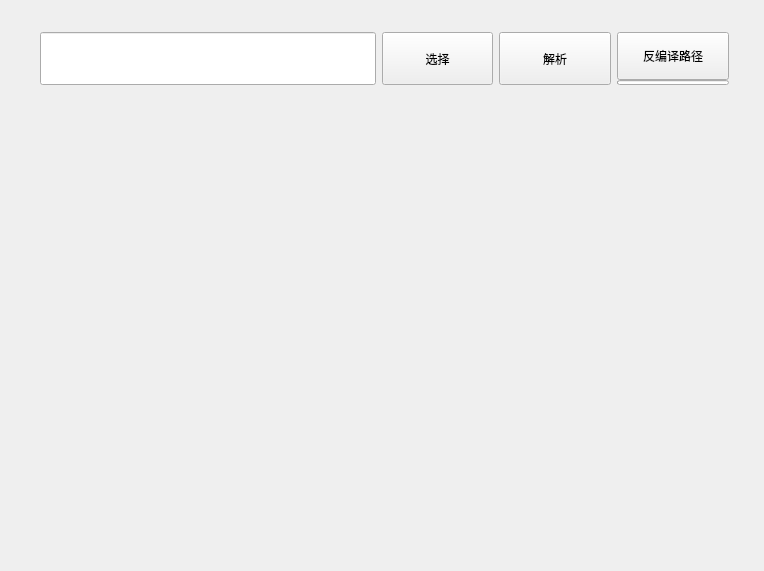
Qt form res/ui/widget_parse_apk.ui (purejiang/BlankTool) before a commit.
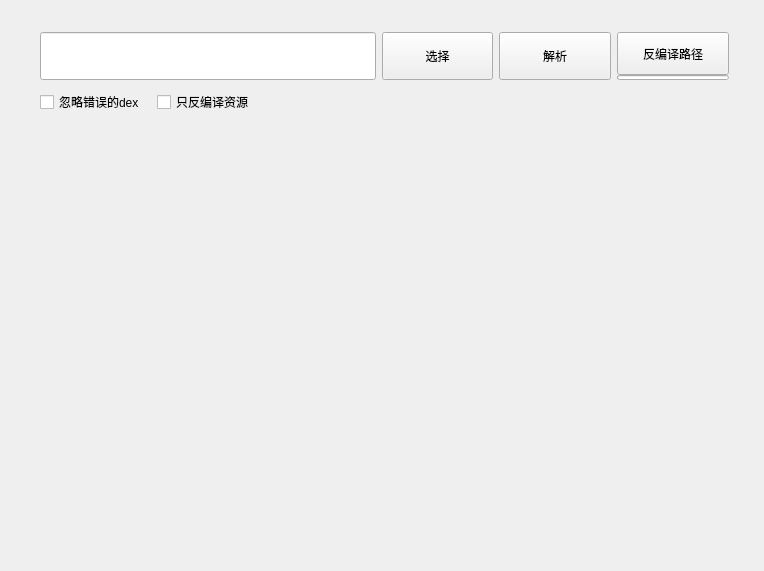
The same form after that commit.

Commit message: 优化反编译功能；优化重编译ui；更新说明文档

The edit to the form file:
```diff
--- a/res/ui/widget_parse_apk.ui
+++ b/res/ui/widget_parse_apk.ui
@@ -22,7 +22,7 @@
      <height>571</height>
     </rect>
    </property>
-   <layout class="QVBoxLayout" name="verticalLayout" stretch="1,5">
+   <layout class="QVBoxLayout" name="verticalLayout" stretch="2,8">
     <property name="spacing">
      <number>0</number>
     </property>
@@ -60,9 +60,14 @@
            <x>0</x>
            <y>0</y>
            <width>721</width>
-           <height>93</height>
+           <height>112</height>
           </rect>
          </property>
+         <layout class="QVBoxLayout" name="verticalLayout_2" stretch="4,1">
+          <property name="spacing">
+           <number>0</number>
+          </property>
+          <item>
          <layout class="QHBoxLayout" name="layout_parse_function" stretch="3,1,1,1">
           <property name="spacing">
            <number>6</number>
@@ -77,7 +82,7 @@
            <number>16</number>
           </property>
           <property name="bottomMargin">
-           <number>20</number>
+             <number>10</number>
           </property>
           <item>
            <widget class="QLineEdit" name="edt_parse_apk_path">
@@ -169,6 +174,60 @@
                <bool>false</bool>
               </property>
              </widget>
+              </item>
+             </layout>
+            </item>
+           </layout>
+          </item>
+          <item>
+           <layout class="QHBoxLayout" name="horizontalLayout_2">
+            <property name="spacing">
+             <number>12</number>
+            </property>
+            <property name="leftMargin">
+             <number>16</number>
+            </property>
+            <property name="bottomMargin">
+             <number>10</number>
+            </property>
+            <item>
+             <widget class="QCheckBox" name="ckb_pass_dex">
+              <property name="sizePolicy">
+               <sizepolicy hsizetype="Fixed" vsizetype="Fixed">
+                <horstretch>0</horstretch>
+                <verstretch>0</verstretch>
+               </sizepolicy>
+              </property>
+              <property name="text">
+               <string>忽略错误的dex</string>
+              </property>
+             </widget>
+            </item>
+            <item>
+             <widget class="QCheckBox" name="ckb_only_res">
+              <property name="sizePolicy">
+               <sizepolicy hsizetype="Fixed" vsizetype="Fixed">
+                <horstretch>0</horstretch>
+                <verstretch>0</verstretch>
+               </sizepolicy>
+              </property>
+              <property name="text">
+               <string>只反编译资源</string>
+              </property>
+             </widget>
+            </item>
+            <item>
+             <spacer name="horizontalSpacer">
+              <property name="orientation">
+               <enum>Qt::Horizontal</enum>
+              </property>
+              <property name="sizeHint" stdset="0">
+               <size>
+                <width>40</width>
+                <height>20</height>
+               </size>
+              </property>
+             </spacer>
             </item>
            </layout>
           </item>
```
Left out of the diff: 2 changed lines with no effect on the pictures. Lines whose indentation alone changed are shown as unchanged. The commit also changes 5 other files.
